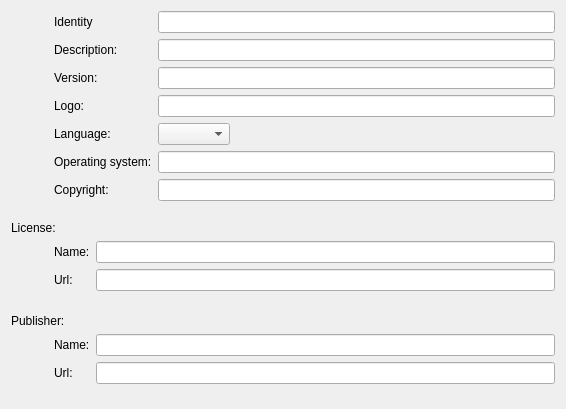
This is ui/metalinkcreator/commondata.ui in KDE/kget as Qt 5 draws it before an edit. The edited form follows.
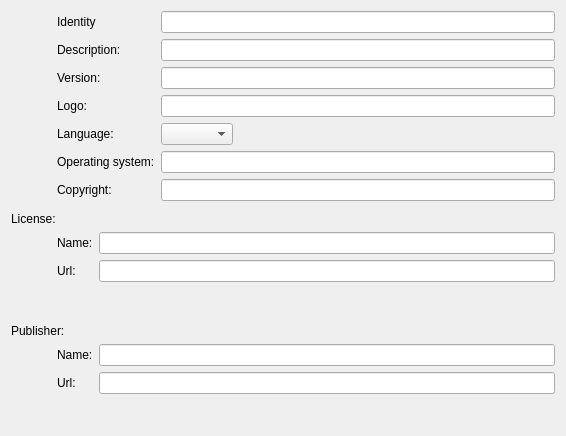
This is the edited form. Custom widgets are drawn as their Qt base class.

Commit message: Change the sizeHint of some spacers.

Diff of the .ui file:
```diff
--- a/ui/metalinkcreator/commondata.ui
+++ b/ui/metalinkcreator/commondata.ui
@@ -7,7 +7,7 @@
     <x>0</x>
     <y>0</y>
     <width>566</width>
-    <height>409</height>
+    <height>436</height>
    </rect>
   </property>
   <property name="windowTitle">
@@ -126,8 +126,8 @@
      </property>
      <property name="sizeHint" stdset="0">
       <size>
-       <width>37</width>
-       <height>14</height>
+       <width>40</width>
+       <height>5</height>
       </size>
      </property>
     </spacer>
@@ -193,8 +193,8 @@
      </property>
      <property name="sizeHint" stdset="0">
       <size>
-       <width>37</width>
-       <height>2</height>
+       <width>40</width>
+       <height>5</height>
       </size>
      </property>
     </spacer>
```
